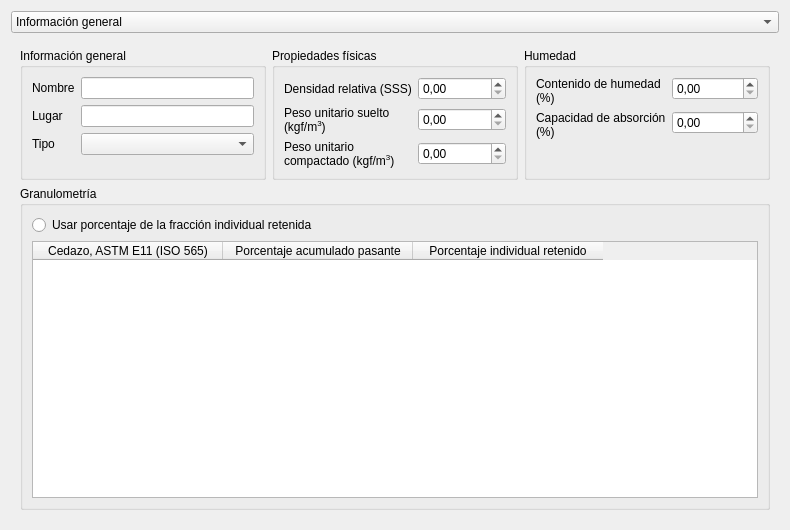
Qt form gui/ui/regular_concrete_widget.ui (AMK-ULTRA/Concretus) before a commit.
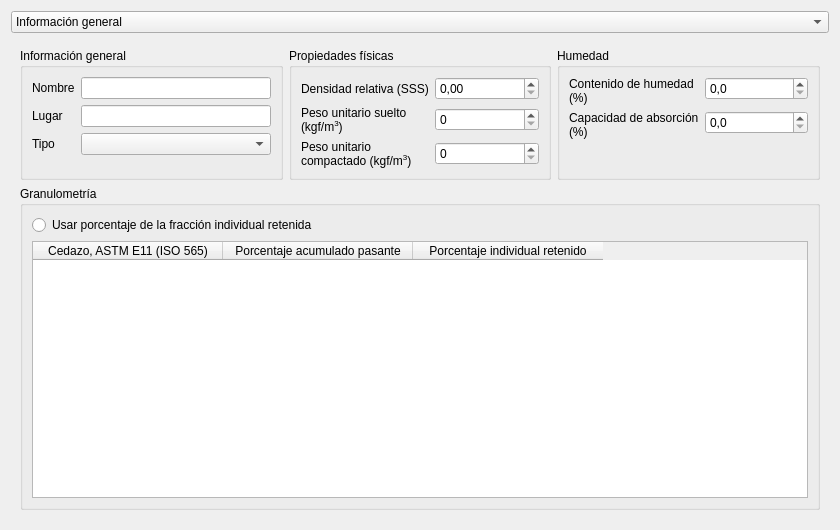
The same form after that commit. The open tabs and pages were chosen to show the change.

What changed in the file:
```diff
--- a/gui/ui/regular_concrete_widget.ui
+++ b/gui/ui/regular_concrete_widget.ui
@@ -6,7 +6,7 @@
    <rect>
     <x>0</x>
     <y>0</y>
-    <width>790</width>
+    <width>840</width>
     <height>530</height>
    </rect>
   </property>
@@ -919,6 +919,9 @@
             </item>
             <item row="1" column="1">
              <widget class="QDoubleSpinBox" name="doubleSpinBox_fine_pus">
+              <property name="decimals">
+               <number>0</number>
+              </property>
               <property name="maximum">
                <double>10000.000000000000000</double>
               </property>
@@ -939,6 +942,9 @@
             </item>
             <item row="2" column="1">
              <widget class="QDoubleSpinBox" name="doubleSpinBox_fine_puc">
+              <property name="decimals">
+               <number>0</number>
+              </property>
               <property name="maximum">
                <double>10000.000000000000000</double>
               </property>
@@ -971,6 +977,9 @@
               <property name="wrapping">
                <bool>false</bool>
               </property>
+              <property name="decimals">
+               <number>1</number>
+              </property>
               <property name="maximum">
                <double>100.000000000000000</double>
               </property>
@@ -991,6 +1000,9 @@
             </item>
             <item row="1" column="1">
              <widget class="QDoubleSpinBox" name="doubleSpinBox_fine_abs">
+              <property name="decimals">
+               <number>1</number>
+              </property>
               <property name="maximum">
                <double>100.000000000000000</double>
               </property>
```
Left out of the diff: 55 changed lines with no effect on the pictures.
